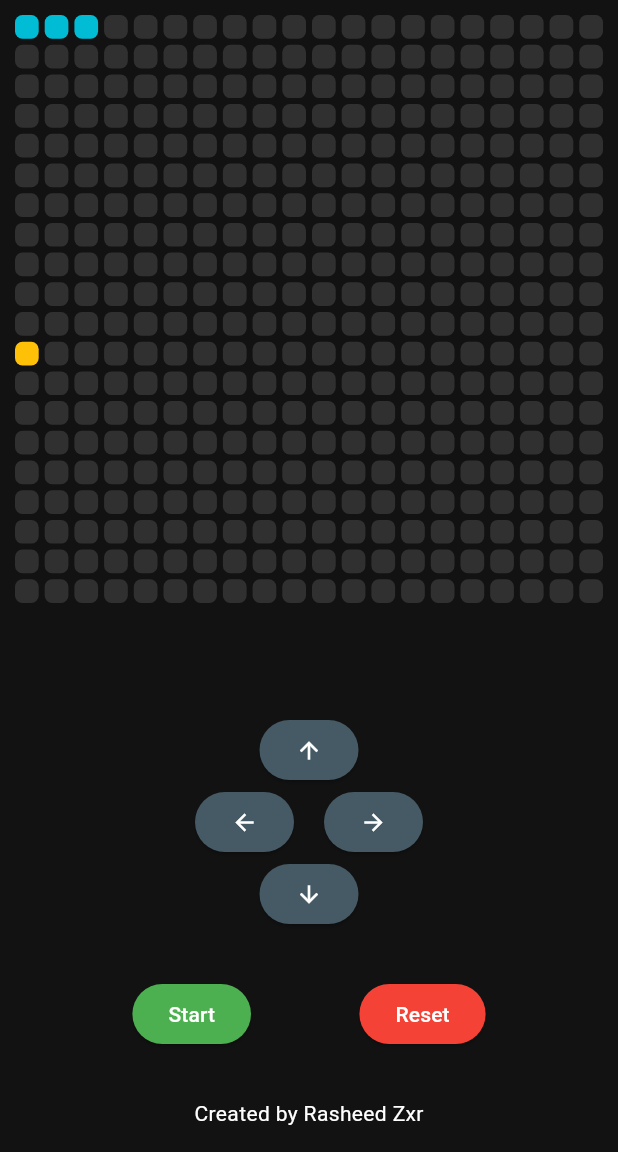
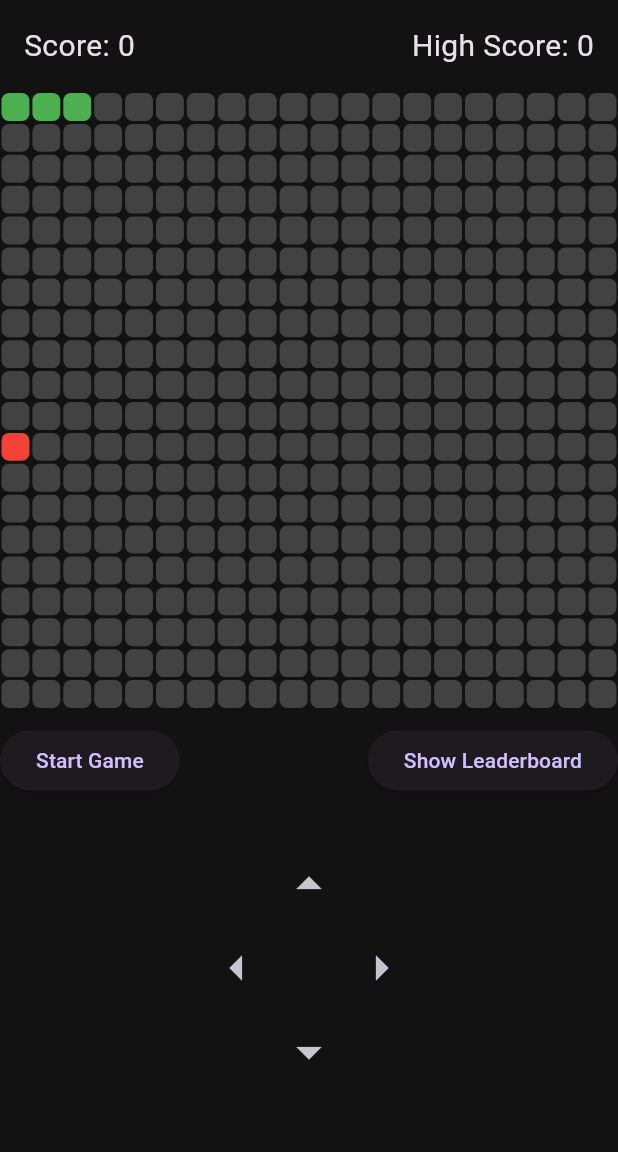
Before and after one commit to notrsheed/snake-game, a Flutter app: the screen it shows after launch, on a phone screen of 412 x 824 dp, the part 84-1236 px from its top. Run offline on Flutter 3.47's test engine with Material 3 defaults, Android fonts, the phone set to English and light mode, and no system bars; our stand-ins replace firebase_core, firebase_database, shared_preferences; accounts and stored records are empty.

Commit message:
Updated the Snake Game with leaderboard features and fixed bugs

```diff
--- a/lib/main.dart
+++ b/lib/main.dart
@@ -1,9 +1,14 @@
 import 'package:flutter/material.dart';
 import 'dart:async';
 import 'dart:math';
+import 'package:shared_preferences/shared_preferences.dart';
+import 'package:firebase_core/firebase_core.dart';
+import 'package:firebase_database/firebase_database.dart';
 
-void main() {
-  runApp(SnakeGame());
+void main() async {
+  WidgetsFlutterBinding.ensureInitialized(); // Ensures the binding is initialized
+  await Firebase.initializeApp(); // Initializes Firebase
+  runApp(SnakeGame()); // Runs the app
 }
 
 class SnakeGame extends StatelessWidget {
@@ -38,12 +43,70 @@ class GamePageState extends State<GamePage> {
   String currentDirection = 'right';
   bool isPlaying = false;
 
+  int currentScore = 0;
+  int highScore = 0;
+  String playerName = '';
+
   late Timer timer;
+  final DatabaseReference databaseReference = FirebaseDatabase.instance.ref(); // Initialize database reference
 
   @override
   void initState() {
     super.initState();
+    loadHighScore();
     resetGame();
+  }
+
+  Future<void> loadHighScore() async {
+    final prefs = await SharedPreferences.getInstance();
+    setState(() {
+      highScore = prefs.getInt('highScore') ?? 0;
+    });
+  }
+
+  Future<void> saveHighScore() async {
+    final prefs = await SharedPreferences.getInstance();
+    prefs.setInt('highScore', highScore);
+  }
+
+  Future<void> saveScoreToLeaderboard() async {
+    if (playerName.isNotEmpty) {
+      try {
+        // Debugging print statements
+        print("Saving score: $currentScore for player: $playerName");
+
+        await databaseReference.child("leaderboard").push().set({
+          'name': playerName,
+          'score': currentScore,
+        });
+
+        print("Score saved successfully: $currentScore for player: $playerName");
+      } catch (error) {
+        print("Failed to save score: $error"); // Error handling
+      }
+    } else {
+      print("Player name is empty. Score not saved.");
+    }
+  }
+
+  Future<List<Map<String, dynamic>>> getLeaderboard() async {
+    DatabaseEvent event = await databaseReference.child("leaderboard").once();
+    DataSnapshot snapshot = event.snapshot;
+
+    List<Map<String, dynamic>> scoreList = [];
+    if (snapshot.value != null) {
+      Map<dynamic, dynamic> scores = Map<dynamic, dynamic>.from(snapshot.value as Map);
+
+      scores.forEach((key, value) {
+        scoreList.add({'name': value['name'], 'score': value['score']});
+      });
+
+      scoreList.sort((a, b) => b['score'].compareTo(a['score']));
+
+      // Print scores for debugging
+      print("Leaderboard scores: $scoreList");
+    }
+    return scoreList;
   }
 
   void resetGame() {
@@ -52,6 +115,7 @@ class GamePageState extends State<GamePage> {
       foodPosition = Random().nextInt(rows * columns);
       currentDirection = 'right';
       isPlaying = false;
+      currentScore = 0;
     });
   }
 
@@ -71,22 +135,41 @@ class GamePageState extends State<GamePage> {
 
 void updateSnake() {
   setState(() {
+    int newHeadPosition;
     switch (currentDirection) {
       case 'up':
-          snakePositions.add(snakePositions.last - columns);
+        newHeadPosition = snakePositions.last - columns;
         break;
       case 'down':
-          snakePositions.add(snakePositions.last + columns);
+        newHeadPosition = snakePositions.last + columns;
         break;
       case 'left':
-          snakePositions.add(snakePositions.last - 1);
+        newHeadPosition = (snakePositions.last % columns == 0)
+            ? snakePositions.last + (columns - 1)
+            : snakePositions.last - 1;
         break;
       case 'right':
-          snakePositions.add(snakePositions.last + 1);
+        newHeadPosition = (snakePositions.last % columns == columns - 1)
+            ? snakePositions.last - (columns - 1)
+            : snakePositions.last + 1;
         break;
+      default:
+        newHeadPosition = snakePositions.last;
     }
+
+    snakePositions.add(newHeadPosition);
+
     if (snakePositions.last == foodPosition) {
+      // Generate a new food position that does not overlap with the snake
+      do {
         foodPosition = Random().nextInt(rows * columns);
+      } while (snakePositions.contains(foodPosition)); // Repeat if food overlaps
+
+      currentScore += 10; // Increase score by 10 when food is eaten
+      if (currentScore > highScore) {
+        highScore = currentScore; // Update high score if current score exceeds it
+        saveHighScore(); // Save the new high score
+      }
     } else {
       snakePositions.removeAt(0);
     }
@@ -110,21 +193,34 @@ class GamePageState extends State<GamePage> {
     context: context,
     builder: (BuildContext context) {
       return AlertDialog(
-          backgroundColor: Colors.grey[900],
-          title: const Text('Game Over', style: TextStyle(color: Colors.white)),
-          content: const Text('You hit the wall or yourself! Try again?', style: TextStyle(color: Colors.white)),
+        title: const Text('Game Over'),
+        content: Column(
+          mainAxisSize: MainAxisSize.min,
+          children: [
+            Text('Your Score: $currentScore\nHigh Score: $highScore'),
+            TextField(
+              onChanged: (value) {
+                playerName = value; // Update player name from input
+              },
+              decoration: const InputDecoration(hintText: "Enter your name"),
+            ),
+          ],
+        ),
         actions: <Widget>[
           TextButton(
-              child: const Text('Yes', style: TextStyle(color: Colors.blue)),
-              onPressed: () {
-                Navigator.of(context).pop();
-                resetGame();
+            child: const Text('Submit Score'),
+            onPressed: () async {
+              await saveScoreToLeaderboard(); // Save score to leaderboard
+              await getLeaderboard(); // Fetch leaderboard after submission
+              Navigator.of(context).pop(); // Close the dialog
+              resetGame(); // Reset the game
             },
           ),
           TextButton(
-              child: const Text('No', style: TextStyle(color: Colors.red)),
+            child: const Text('Try Again'),
             onPressed: () {
               Navigator.of(context).pop();
+              resetGame(); // Reset the game
             },
           ),
         ],
@@ -142,47 +238,146 @@ class GamePageState extends State<GamePage> {
     }
   }
 
+void showLeaderboard() async {
+  List<Map<String, dynamic>> scoreList = await getLeaderboard();
+  if (scoreList.isEmpty) {
+    print("No scores found.");
+    // You can show a dialog saying there are no scores if needed
+  } else {
+    showScoresDialog(scoreList);
+  }
+}
+
+  void showScoresDialog(List<Map<String, dynamic>> scoreList) {
+    showDialog(
+      context: context,
+      builder: (BuildContext context) {
+        return AlertDialog(
+          title: const Text('Leaderboard', style: TextStyle(color: Colors.white)),
+          content: SizedBox(
+            width: 300,
+            height: 400,
+            child: ListView.builder(
+              itemCount: scoreList.length,
+              itemBuilder: (context, index) {
+                return ListTile(
+                  title: Text('${scoreList[index]['name']}', style: const TextStyle(color: Colors.white)),
+                  trailing: Text('${scoreList[index]['score']}', style: const TextStyle(color: Colors.white)),
+                );
+              },
+            ),
+          ),
+          actions: [
+            TextButton(
+              onPressed: () => Navigator.of(context).pop(),
+              child: const Text('Close', style: TextStyle(color: Colors.blue)),
+            ),
+          ],
+        );
+      },
+    );
+  }
+
+  Future<void> showNameInputDialog() async {
+    TextEditingController nameController = TextEditingController();
+
+    return showDialog<void>(
+      context: context,
+      builder: (BuildContext context) {
+        return AlertDialog(
+          title: const Text('Enter Your Name'),
+          content: TextField(
+            controller: nameController,
+            decoration: const InputDecoration(hintText: "Name"),
+          ),
+          actions: <Widget>[
+            TextButton(
+              child: const Text('OK'),
+              onPressed: () {
+                setState(() {
+                  playerName = nameController.text;
+                });
+                Navigator.of(context).pop();
+                startGame(); // Start the game after entering name
+              },
+            ),
+          ],
+        );
+      },
+    );
+  }
+
 @override
 Widget build(BuildContext context) {
+  final double gridSize = MediaQuery.of(context).size.width; // Grid size based on screen width
+
   return Scaffold(
     appBar: AppBar(
       title: const Text('Snake Game'),
       backgroundColor: Colors.black,
     ),
-      body: Column(
+    body: SingleChildScrollView(
+      child: Column(
         children: [
-          Expanded(
-            child: Padding(
-              padding: const EdgeInsets.all(8.0),
+          Padding(
+            padding: const EdgeInsets.all(16.0),
+            child: Row(
+              mainAxisAlignment: MainAxisAlignment.spaceBetween,
+              children: [
+                Text('Score: $currentScore', style: const TextStyle(fontSize: 20)),
+                Text('High Score: $highScore', style: const TextStyle(fontSize: 20)),
+              ],
+            ),
+          ),
+          SizedBox(
+            width: gridSize,
+            height: gridSize,
+            child: GestureDetector(
+              onVerticalDragUpdate: (details) {
+                if (details.delta.dy > 0) {
+                  changeDirection('down');
+                } else if (details.delta.dy < 0) {
+                  changeDirection('up');
+                }
+              },
+              onHorizontalDragUpdate: (details) {
+                if (details.delta.dx > 0) {
+                  changeDirection('right');
+                } else if (details.delta.dx < 0) {
+                  changeDirection('left');
+                }
+              },
               child: GridView.builder(
+                physics: const NeverScrollableScrollPhysics(),
+                gridDelegate: SliverGridDelegateWithFixedCrossAxisCount(
+                  crossAxisCount: columns,
+                  childAspectRatio: 1, // Ensures each cell is square
+                ),
                 itemCount: rows * columns,
-                gridDelegate: const SliverGridDelegateWithFixedCrossAxisCount(
-                  crossAxisCount: columns,
-                ),
                 itemBuilder: (BuildContext context, int index) {
                   if (snakePositions.contains(index)) {
                     return Container(
+                      margin: const EdgeInsets.all(1),
                       decoration: BoxDecoration(
-                        color: Colors.cyan,
+                        color: Colors.green,
                         borderRadius: BorderRadius.circular(5),
                       ),
-                      margin: const EdgeInsets.all(2),
                     );
                   } else if (index == foodPosition) {
                     return Container(
+                      margin: const EdgeInsets.all(1),
                       decoration: BoxDecoration(
-                        color: Colors.amber,
+                        color: Colors.red,
                         borderRadius: BorderRadius.circular(5),
                       ),
-                      margin: const EdgeInsets.all(2),
                     );
                   } else {
                     return Container(
+                      margin: const EdgeInsets.all(1),
                       decoration: BoxDecoration(
-                        color: Colors.grey[850],
+                        color: Colors.grey[800],
                         borderRadius: BorderRadius.circular(5),
                       ),
-                      margin: const EdgeInsets.all(2),
                     );
                   }
                 },
@@ -190,74 +385,62 @@ class GamePageState extends State<GamePage> {
             ),
           ),
           Padding(
-            padding: const EdgeInsets.all(16.0),
+            padding: const EdgeInsets.symmetric(vertical: 10),
+            child: Row(
+              mainAxisAlignment: MainAxisAlignment.spaceBetween,
+              children: [
+                ElevatedButton(
+                  onPressed: isPlaying ? null : showNameInputDialog,
+                  child: const Text('Start Game'),
+                ),
+                ElevatedButton(
+                  onPressed: showLeaderboard,
+                  child: const Text('Show Leaderboard'),
+                ),
+              ],
+            ),
+          ),
+          Padding(
+            padding: const EdgeInsets.symmetric(vertical: 20),
             child: Column(
               children: [
                 Row(
                   mainAxisAlignment: MainAxisAlignment.center,
                   children: [
-                    ElevatedButton(
-                      style: ElevatedButton.styleFrom(backgroundColor: Colors.blueGrey[700]),
+                    IconButton(
+                      icon: const Icon(Icons.arrow_drop_up, size: 40),
                       onPressed: () => changeDirection('up'),
-                      child: const Icon(Icons.arrow_upward, color: Colors.white),
                     ),
                   ],
                 ),
                 Row(
                   mainAxisAlignment: MainAxisAlignment.center,
                   children: [
-                    ElevatedButton(
-                      style: ElevatedButton.styleFrom(backgroundColor: Colors.blueGrey[700]),
+                    IconButton(
+                      icon: const Icon(Icons.arrow_left, size: 40),
                       onPressed: () => changeDirection('left'),
-                      child: const Icon(Icons.arrow_back, color: Colors.white),
                     ),
-                    const SizedBox(width: 20),
-                    ElevatedButton(
-                      style: ElevatedButton.styleFrom(backgroundColor: Colors.blueGrey[700]),
+                    const SizedBox(width: 40), // Adjust spacing between left and right buttons
+                    IconButton(
+                      icon: const Icon(Icons.arrow_right, size: 40),
                       onPressed: () => changeDirection('right'),
-                      child: const Icon(Icons.arrow_forward, color: Colors.white),
                     ),
                   ],
                 ),
                 Row(
                   mainAxisAlignment: MainAxisAlignment.center,
                   children: [
-                    ElevatedButton(
-                      style: ElevatedButton.styleFrom(backgroundColor: Colors.blueGrey[700]),
+                    IconButton(
+                      icon: const Icon(Icons.arrow_drop_down, size: 40),
                       onPressed: () => changeDirection('down'),
-                      child: const Icon(Icons.arrow_downward, color: Colors.white),
                     ),
                   ],
                 ),
               ],
             ),
           ),
-          Padding(
-            padding: const EdgeInsets.all(16.0),
-            child: Row(
-              mainAxisAlignment: MainAxisAlignment.spaceEvenly,
-              children: [
-                ElevatedButton(
-                  style: ElevatedButton.styleFrom(backgroundColor: Colors.green),
-                  onPressed: startGame,
-                  child: const Text('Start', style: TextStyle(color: Colors.white)),
-                ),
-                ElevatedButton(
-                  style: ElevatedButton.styleFrom(backgroundColor: Colors.red),
-                  onPressed: resetGame,
-                  child: const Text('Reset', style: TextStyle(color: Colors.white)),
-                ),
         ],
       ),
-          ),
-          Padding(
-            padding: const EdgeInsets.all(16.0),
-            child: Text(
-              'Created by Rasheed Zxr',
-              style: const TextStyle(color: Colors.white),
-            ),
-          ),
-        ],
     ),
   );
 }
--- a/pubspec.yaml
+++ b/pubspec.yaml
@@ -30,7 +30,9 @@ environment:
 dependencies:
   flutter:
     sdk: flutter
-
+  shared_preferences: ^2.0.17
+  firebase_core: ^3.6.0
+  firebase_database: ^11.1.4 # For Realtime Database
 
   # The following adds the Cupertino Icons font to your application.
   # Use with the CupertinoIcons class for iOS style icons.
```
Also changed, not shown: .gitattributes.txt (deleted), pubspec.lock, 7 other files. Lines whose indentation alone changed are shown as unchanged.
